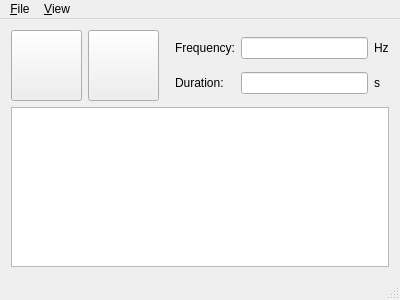
This is zenom/zenom/zenom/zenom.ui in Said-Nuri/zenom as Qt 5 draws it before an edit. The edited form follows.
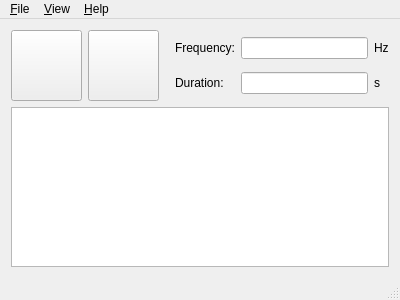
This is the edited form. Icons and pictures are not drawn. Custom widgets are drawn as their Qt base class.

Commit message: -Control-Base tarafında ekrana basılan yazıların (cout, printf, cerr...) zenom output ekranında gözükmesi yapıldı. -Plot ekranlarına menü koyuldu. Grafiklerin resim dosyası veya binary dosyası olarak kayıt edilmesi yapıldı. Binary dosya okunarak plot ekranlarında çizilmesi yapıldı. -Logo eklendi ancak düzelme gerek belirgin değil. -About ekranı yapıldı ancak içi boş. Help menüsü eklendi ama henüz işlevsel değil.

The edit to the form file:
```diff
--- a/zenom/zenom/zenom/zenom.ui
+++ b/zenom/zenom/zenom/zenom.ui
@@ -145,8 +145,17 @@
     <addaction name="actionScene"/>
     <addaction name="separator"/>
    </widget>
+   <widget class="QMenu" name="menu_Help">
+    <property name="title">
+     <string>&amp;Help</string>
+    </property>
+    <addaction name="action_Contents"/>
+    <addaction name="separator"/>
+    <addaction name="action_About_zenom"/>
+   </widget>
    <addaction name="menu_File"/>
    <addaction name="menu_View"/>
+   <addaction name="menu_Help"/>
   </widget>
   <widget class="QStatusBar" name="statusBar"/>
   <action name="actionOpen_Project">
```
Left out of the diff: 27 changed lines with no effect on the pictures. The commit also changes 17 other files.
